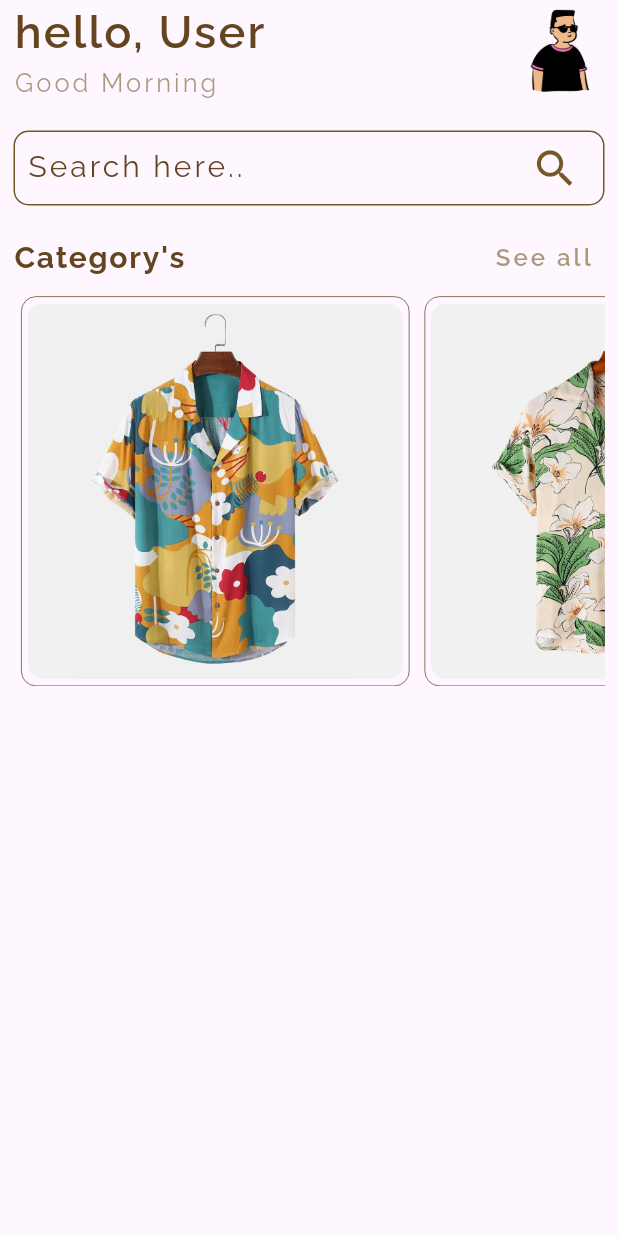
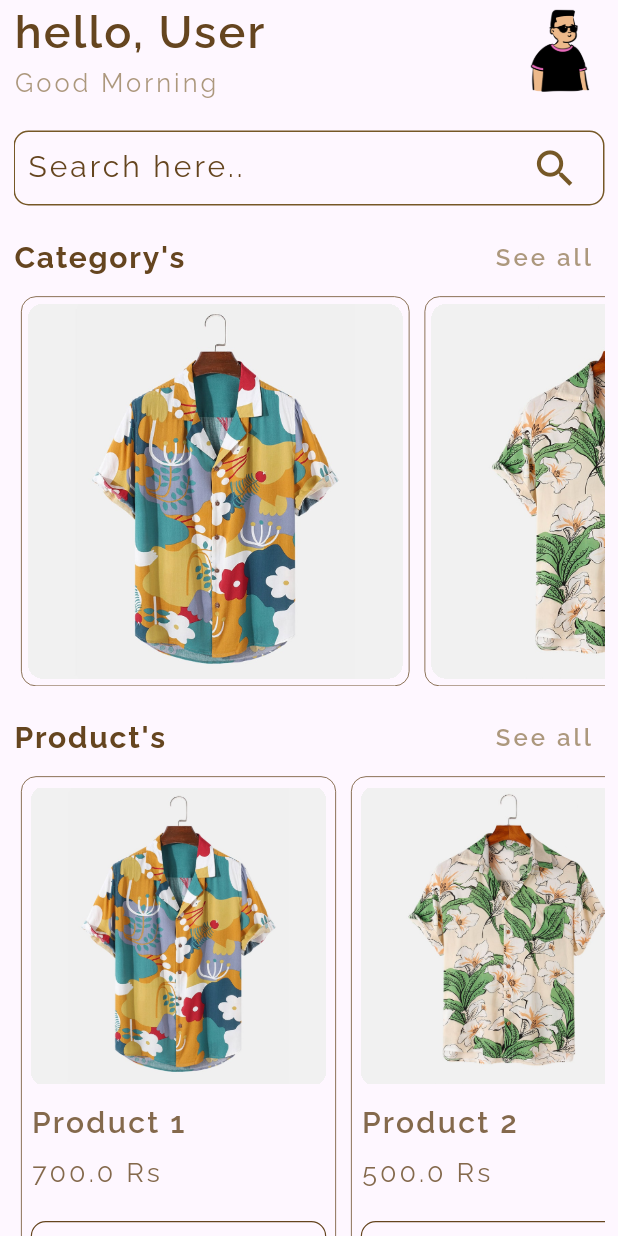
Before and after one commit to JayTheThird/Urban-Outfitters-app, a Flutter app: the screen it shows after launch, on a phone screen of 412 x 824 dp. Run offline on Flutter 3.47's test engine with Material 3 defaults, Android fonts, the phone set to English and light mode, and no system bars; our stand-ins replace google_fonts, hexcolor, transparent_image.

Commit message:
created separate file for title and see all section, and created product card section and folder also. now next navigation bar.

```diff
--- a/lib/data/dummy_data.dart
+++ b/lib/data/dummy_data.dart
@@ -1,4 +1,5 @@
 import 'package:ecommerce/models/categories.dart';
+import 'package:ecommerce/models/products.dart';
 
 // dummy data for category
 final dummyCategories = [
@@ -8,3 +9,36 @@ final dummyCategories = [
   Categories(id: "c4", Category_Image: "assets/products/f4.jpg"),
   Categories(id: "c5", Category_Image: "assets/products/f5.jpg"),
 ];
+
+final dummyProducts = [
+  Products(
+    id: "p1",
+    productName: "Product 1",
+    productImage: "assets/products/f1.jpg",
+    productPrice: 700,
+  ),
+  Products(
+    id: "p2",
+    productName: "Product 2",
+    productImage: "assets/products/f2.jpg",
+    productPrice: 500,
+  ),
+  Products(
+    id: "p3",
+    productName: "Product 3",
+    productImage: "assets/products/f3.jpg",
+    productPrice: 1000,
+  ),
+  Products(
+    id: "p4",
+    productName: "Product 4",
+    productImage: "assets/products/f4.jpg",
+    productPrice: 1290,
+  ),
+  Products(
+    id: "p5",
+    productName: "Product 5",
+    productImage: "assets/products/f5.jpg",
+    productPrice: 1500,
+  ),
+];
--- /dev/null
+++ b/lib/models/products.dart
@@ -0,0 +1,13 @@
+class Products {
+  const Products({
+    required this.id,
+    required this.productName,
+    required this.productImage,
+    required this.productPrice,
+  });
+
+  final String id;
+  final String productName;
+  final String productImage;
+  final double productPrice;
+}
--- a/lib/pages/home.dart
+++ b/lib/pages/home.dart
@@ -1,4 +1,6 @@
 // main files
+import 'package:ecommerce/widgets/products/product_display.dart';
+import 'package:ecommerce/widgets/title_tile.dart';
 import 'package:flutter/material.dart';
 // project files
 import 'package:ecommerce/widgets/support_styling_widget.dart';
@@ -68,48 +70,26 @@ class _HomeState extends State<Home> {
                   ],
                 ),
                 style.customSpacing(height: 20.0),
-                // for search bar
+                // search bar
                 CustomSearchBar(),
                 style.customSpacing(height: 19.5),
                 // Category title
-                Row(
-                  mainAxisAlignment: MainAxisAlignment.spaceBetween,
-                  crossAxisAlignment: CrossAxisAlignment.center,
-                  children: [
-                    Text(
-                      "Category's",
-                      style: style.mainTitle.copyWith(
-                        fontSize: 20,
-                        letterSpacing: 1.2,
-                        fontWeight: FontWeight.bold,
-                      ),
-                    ),
-                    InkWell(
-                      borderRadius: BorderRadius.circular(10),
-                      customBorder: Border.all(
-                        color: style.color2,
-                        width: 0.8,
-                      ),
-                      onTap: () {},
-                      child: Container(
-                        padding: EdgeInsets.all(4),
-                        margin: EdgeInsets.symmetric(horizontal: 4),
-                        child: Text(
-                          "See all",
-                          style: style.greetingTitle.copyWith(
-                            fontSize: 16,
-                            fontWeight: FontWeight.w600,
-                          ),
-                        ),
-                      ),
-                    ),
-                  ],
-                ),
+                TitleTile(mainTitle: "Category's", seeAll: () {}),
                 style.customSpacing(height: 10.0),
                 // Category cards
                 CategoryDisplay(
                   category: dummyCategories,
                 ),
+                style.customSpacing(height: 19.0),
+                // Product Title
+                TitleTile(mainTitle: "Product's", seeAll: () {}),
+                style.customSpacing(height: 10.0),
+                // Products cards
+                ProductDisplay(
+                  product: dummyProducts,
+                ),
+
+                style.customSpacing(height: 100.0),
               ],
             ),
           ),
--- /dev/null
+++ b/lib/widgets/products/product_display.dart
@@ -0,0 +1,34 @@
+// main files
+import 'package:flutter/material.dart';
+// project files
+import 'package:ecommerce/models/products.dart';
+import 'package:ecommerce/widgets/products/product_tile.dart';
+
+class ProductDisplay extends StatefulWidget {
+  const ProductDisplay({
+    super.key,
+    required this.product,
+  });
+
+  final List<Products> product;
+
+  @override
+  State<ProductDisplay> createState() => _ProductDisplayState();
+}
+
+class _ProductDisplayState extends State<ProductDisplay> {
+  @override
+  Widget build(BuildContext context) {
+    return SizedBox(
+      height: 360,
+      // width: 200,
+      child: ListView.builder(
+        scrollDirection: Axis.horizontal,
+        itemCount: widget.product.length,
+        itemBuilder: (context, index) {
+          return ProductTile(products: widget.product[index]);
+        },
+      ),
+    );
+  }
+}
--- /dev/null
+++ b/lib/widgets/products/product_tile.dart
@@ -0,0 +1,107 @@
+// main files
+import 'package:flutter/material.dart';
+// project files
+import 'package:ecommerce/models/products.dart';
+import 'package:ecommerce/pages/home.dart';
+
+class ProductTile extends StatefulWidget {
+  const ProductTile({
+    super.key,
+    required this.products,
+  });
+
+  final Products products;
+
+  @override
+  State<ProductTile> createState() => _ProductTileState();
+}
+
+class _ProductTileState extends State<ProductTile> {
+  @override
+  Widget build(BuildContext context) {
+    return Container(
+      width: 210,
+      height: 300,
+      margin: EdgeInsets.only(left: 5, right: 5),
+      padding: EdgeInsets.all(6),
+      decoration: BoxDecoration(
+        border: Border.all(
+          color: style.color1,
+          width: 0.5,
+        ),
+        borderRadius: BorderRadius.circular(10),
+      ),
+      child: Column(
+        mainAxisAlignment: MainAxisAlignment.start,
+        crossAxisAlignment: CrossAxisAlignment.start,
+        children: [
+          Container(
+            decoration: BoxDecoration(
+              borderRadius: BorderRadius.circular(10),
+            ),
+            clipBehavior: Clip.hardEdge,
+            child: Image.asset(
+              widget.products.productImage,
+              height: 200,
+              width: 200,
+            ),
+          ),
+          style.customSpacing(height: 10.0),
+          Text(
+            widget.products.productName,
+            style: style.mainTitle.copyWith(
+              fontSize: 20,
+              letterSpacing: 1.5,
+              color: style.color1.withOpacity(0.8),
+            ),
+            softWrap: true,
+            maxLines: 1,
+            overflow: TextOverflow.ellipsis,
+          ),
+          style.customSpacing(height: 6.0),
+          Text(
+            '${widget.products.productPrice} Rs',
+            style: style.greetingTitle.copyWith(
+              fontSize: 18,
+              color: style.color1.withOpacity(0.8),
+            ),
+          ),
+          style.customSpacing(height: 15.0),
+          Column(
+            mainAxisAlignment: MainAxisAlignment.center,
+            crossAxisAlignment: CrossAxisAlignment.stretch,
+            children: [
+              OutlinedButton(
+                style: OutlinedButton.styleFrom(
+                  side: BorderSide(
+                    color: style.color1,
+                    width: 0.8,
+                  ),
+                  shape: RoundedRectangleBorder(
+                    borderRadius: BorderRadius.circular(10),
+                  ),
+                  // or
+                  // side: MaterialStateProperty.all(
+                  //   BorderSide(
+                  //     color: style.color1,
+                  //     width: 1,
+                  //   ),
+                  // ),
+                ),
+                onPressed: () {},
+                child: Text(
+                  "VIEW",
+                  style: style.mainTitle.copyWith(
+                    fontSize: 16,
+                    letterSpacing: 2.5,
+                    // color: style.color1.withOpacity(0.6),
+                  ),
+                ),
+              ),
+            ],
+          ),
+        ],
+      ),
+    );
+  }
+}
--- /dev/null
+++ b/lib/widgets/title_tile.dart
@@ -0,0 +1,55 @@
+import 'package:ecommerce/pages/home.dart';
+import 'package:flutter/material.dart';
+
+class TitleTile extends StatefulWidget {
+  const TitleTile({
+    super.key,
+    required this.mainTitle,
+    required this.seeAll,
+  });
+
+  final String mainTitle;
+  final void Function() seeAll;
+
+  @override
+  State<TitleTile> createState() => _TitleTileState();
+}
+
+class _TitleTileState extends State<TitleTile> {
+  @override
+  Widget build(BuildContext context) {
+    return Row(
+      mainAxisAlignment: MainAxisAlignment.spaceBetween,
+      crossAxisAlignment: CrossAxisAlignment.center,
+      children: [
+        Text(
+          widget.mainTitle,
+          style: style.mainTitle.copyWith(
+            fontSize: 20,
+            letterSpacing: 1.2,
+            fontWeight: FontWeight.bold,
+          ),
+        ),
+        InkWell(
+          borderRadius: BorderRadius.circular(10),
+          customBorder: Border.all(
+            color: style.color2,
+            width: 0.8,
+          ),
+          onTap: widget.seeAll,
+          child: Container(
+            padding: EdgeInsets.all(4),
+            margin: EdgeInsets.symmetric(horizontal: 4),
+            child: Text(
+              "See all",
+              style: style.greetingTitle.copyWith(
+                fontSize: 16,
+                fontWeight: FontWeight.w600,
+              ),
+            ),
+          ),
+        ),
+      ],
+    );
+  }
+}
```
